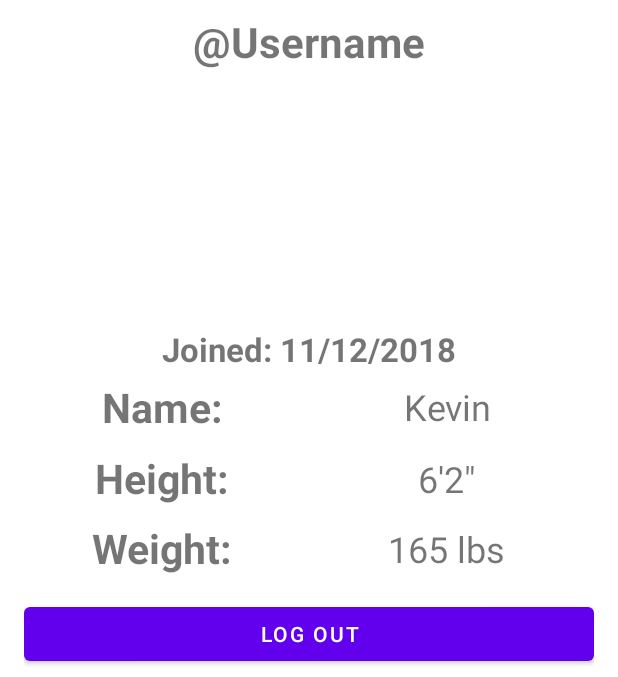
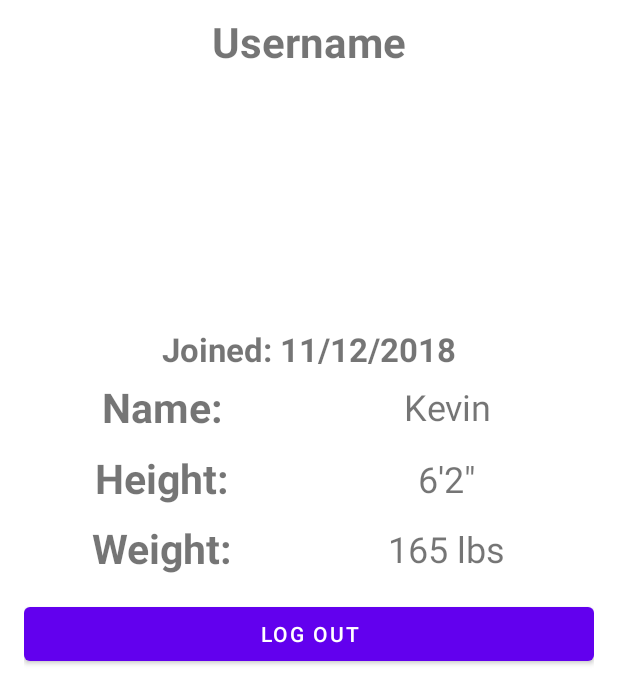
Before and after one commit to cool-club/FitnessApp, an Android app: the fragment ProfileFragment placed in its activity, on a phone screen of 412 x 824 dp, the part 149-826 px from its top. Run offline under Robolectric (Android 15) with nearby library versions, the phone set to English and light mode, and no system bars; libraries missing offline, so code that uses them is left out: com.parse; pictures from the network do not load; 7 statements that could not run were skipped.

Commit message:
Update fragment_profile.xml

```diff
--- a/app/src/main/res/layout/fragment_profile.xml
+++ b/app/src/main/res/layout/fragment_profile.xml
@@ -17,7 +17,7 @@
         android:layout_width="match_parent"
         android:layout_height="56dp"
         android:gravity="center"
-        android:text="@Username"
+        android:text="Username"
         android:textAlignment="center"
         android:textAllCaps="false"
         android:textSize="28sp"
```
